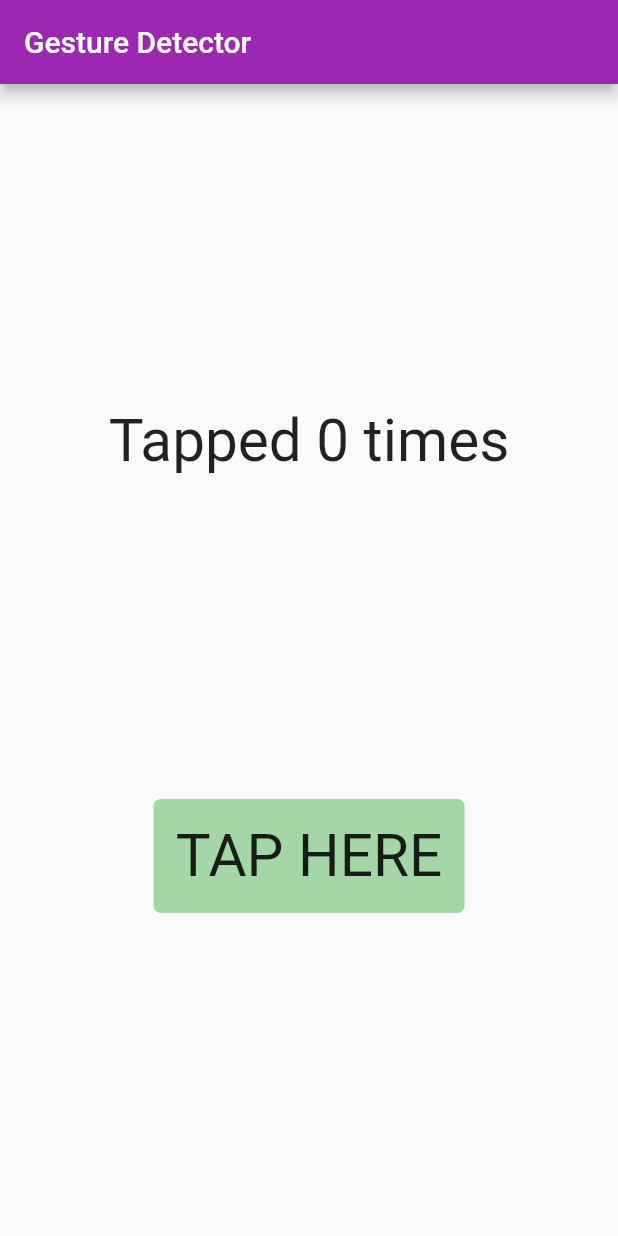
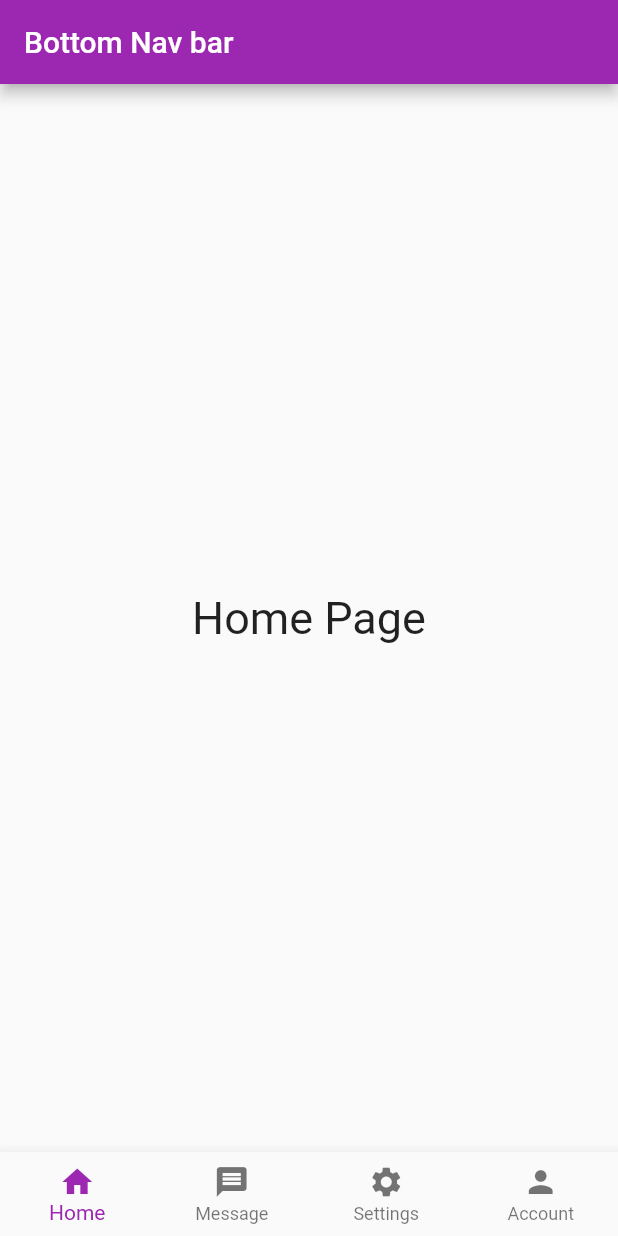
Before and after one commit to md-siam/widget_of_the_day, a Flutter app: the screen it shows after launch, on a phone screen of 412 x 824 dp. Run offline on Flutter 3.47's test engine with Material 2 defaults, Android fonts, the phone set to English and light mode, and no system bars.

Commit message:
bottomnavbar

```diff
--- /dev/null
+++ b/lib/9_bottom-nav_bar/bottomnavbar.dart
@@ -0,0 +1,62 @@
+import 'package:flutter/material.dart';
+import '/9_bottom-nav_bar/pages/account.dart';
+import '/9_bottom-nav_bar/pages/home.dart';
+import '/9_bottom-nav_bar/pages/message.dart';
+import '/9_bottom-nav_bar/pages/settings.dart';
+
+class MyBottomNavBar extends StatefulWidget {
+  const MyBottomNavBar({Key? key}) : super(key: key);
+
+  @override
+  State<MyBottomNavBar> createState() => _MyBottomNavBarState();
+}
+
+class _MyBottomNavBarState extends State<MyBottomNavBar> {
+  int _selectIndex = 0;
+
+  void _navigateBottomBar(int index) {
+    setState(() {
+      _selectIndex = index;
+    });
+  }
+
+  final List<Widget> _pages = [
+    const HomePage(),
+    const MessagePage(),
+    const SettingsPage(),
+    const AccountPage(),
+  ];
+
+  @override
+  Widget build(BuildContext context) {
+    return Scaffold(
+      appBar: AppBar(
+        title: const Text("Bottom Nav bar"),
+      ),
+      body: _pages[_selectIndex],
+      bottomNavigationBar: BottomNavigationBar(
+        type: BottomNavigationBarType.fixed,
+        currentIndex: _selectIndex,
+        onTap: _navigateBottomBar,
+        items: const [
+          BottomNavigationBarItem(
+            icon: Icon(Icons.home),
+            label: 'Home',
+          ),
+          BottomNavigationBarItem(
+            icon: Icon(Icons.message),
+            label: 'Message',
+          ),
+          BottomNavigationBarItem(
+            icon: Icon(Icons.settings),
+            label: 'Settings',
+          ),
+          BottomNavigationBarItem(
+            icon: Icon(Icons.person),
+            label: 'Account',
+          ),
+        ],
+      ),
+    );
+  }
+}
--- /dev/null
+++ b/lib/9_bottom-nav_bar/pages/home.dart
@@ -0,0 +1,15 @@
+import 'package:flutter/material.dart';
+
+class HomePage extends StatelessWidget {
+  const HomePage({Key? key}) : super(key: key);
+
+  @override
+  Widget build(BuildContext context) {
+    return const Center(
+      child: Text(
+        "Home Page",
+        style: TextStyle(fontSize: 30),
+      ),
+    );
+  }
+}
--- a/lib/main.dart
+++ b/lib/main.dart
@@ -1,5 +1,4 @@
 import 'package:flutter/material.dart';
-import 'package:widget_of_the_day/8_gesturedetector/gesturedetector.dart';
 import '1_container/container.dart';
 import '2_expanded/expanded.dart';
 import '3_column&row/column.dart';
@@ -8,6 +7,8 @@ import '4_listview&builder/listview.dart';
 import '5_cliprrect/cliprrect.dart';
 import '6_image.asset/image_asset.dart';
 import '7_gridview&builder/gridview.dart';
+import '8_gesturedetector/gesturedetector.dart';
+import '9_bottom-nav_bar/bottomnavbar.dart';
 
 void main() {
   runApp(const MyApp());
@@ -30,7 +31,8 @@ class MyApp extends StatelessWidget {
       //home: const MyCliprrect(),
       //home: const MyImageAsset(),
       //home: const MyGridView(),
-      home: const MyGestureDetector(),
+      //home: const MyGestureDetector(),
+      home: const MyBottomNavBar(),
     );
   }
 }
```
Also changed, not shown: lib/9_bottom-nav_bar/pages/account.dart (added, +15 -0 lines), lib/9_bottom-nav_bar/pages/message.dart (added, +15 -0 lines), lib/9_bottom-nav_bar/pages/settings.dart (added, +15 -0 lines), 1 other file.
